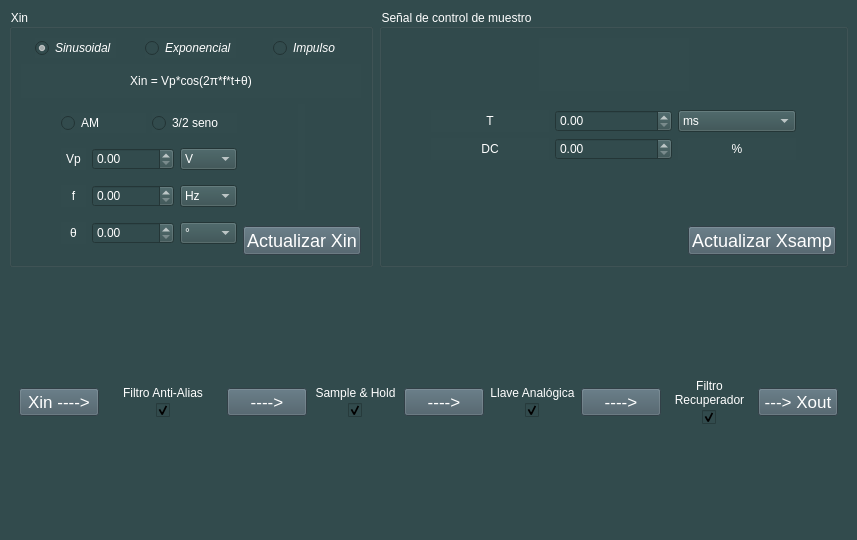
First picture: the form in GUI/FrontEnd/samplingui.ui, repository grupo-1-ASSD-E2/ASSD-TP1, before the edit.
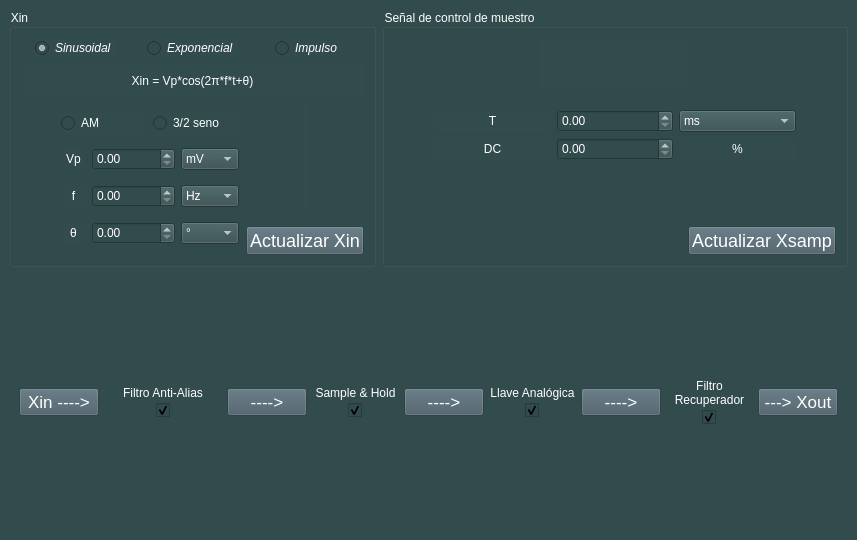
Second picture: the form after the edit. Icons and pictures are not drawn.

Commit message: mv in qt sine

```diff
--- a/GUI/FrontEnd/samplingui.ui
+++ b/GUI/FrontEnd/samplingui.ui
@@ -164,6 +164,11 @@
                </item>
                <item>
                 <widget class="QComboBox" name="param1Unit">
+                 <item>
+                  <property name="text">
+                   <string>mV</string>
+                  </property>
+                 </item>
                  <item>
                   <property name="text">
                    <string>V</string>
```
Left out of the diff: 2 changed lines with no effect on the pictures.
